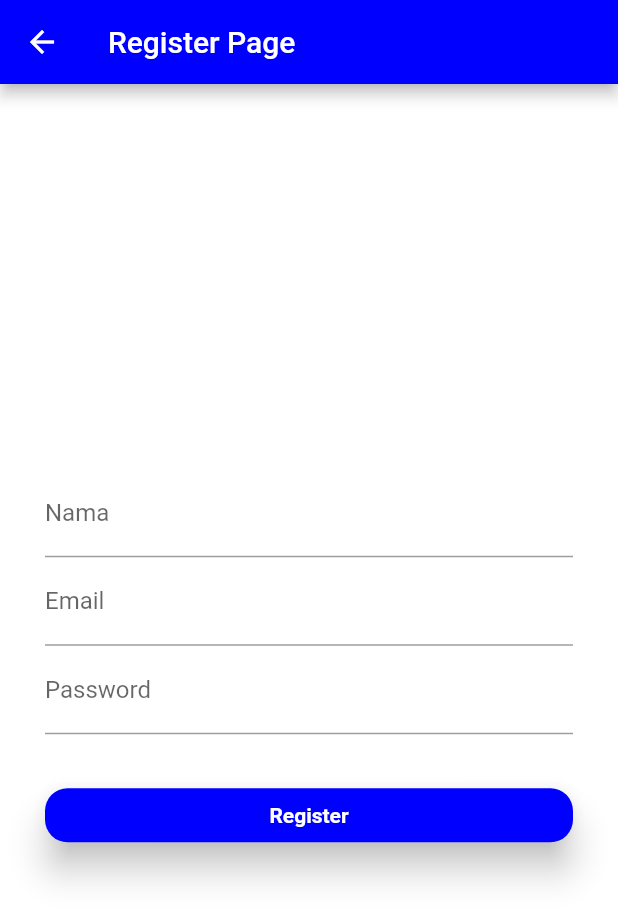
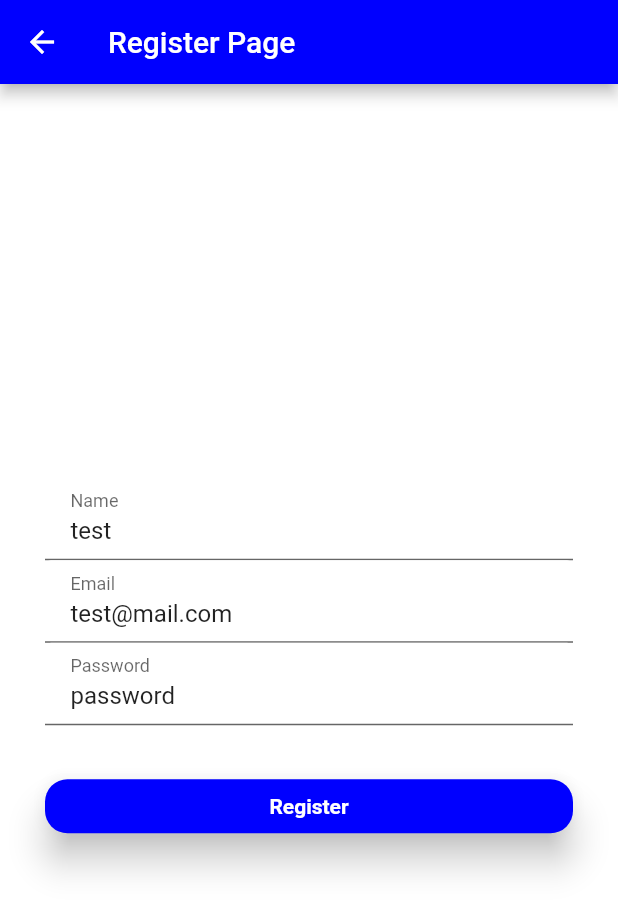
Before and after one commit to rakabgs27/Flutter-App-List, a Flutter app: the Register screen opened directly, after a tap on "Register", on a phone screen of 412 x 824 dp. Shown: the top 921 px of the screen. Run offline on Flutter 3.47's test engine with Material 2 defaults, Android fonts, the phone set to English and light mode, and no system bars; our stand-ins replace shared_preferences; accounts and stored records are empty; network calls fail; Roboto replaces fonts that are missing (Nunito).

Commit message:
Backend Register

```diff
--- a/lib/api/network.dart
+++ b/lib/api/network.dart
@@ -28,6 +28,23 @@ class Network {
     return response;
   }
 
+  Future<Response> register(String name, String email, String password, String deviceId) async {
+  final url = Uri.parse(_baseUrl + 'auth/register');
+  final body = {
+    'name' : name,
+    'email' : email,
+    'password' : password,
+    'password_confirmation' : password,
+    'device_name' : deviceId,
+  };
+  final headers = {
+    'Accept': 'application/json',
+  };
+
+  final response = await post(url, body: body, headers: headers);
+  return response;
+ }
+
   _save(String key, String data) async {
     final prefs = await SharedPreferences.getInstance();
     //const key = 'token';
--- a/lib/screens/homePage/home.dart
+++ b/lib/screens/homePage/home.dart
@@ -15,6 +15,7 @@ class _Home extends State<Home> {
         appBar: AppBar(
           title: const Text("Home Page"),
           backgroundColor: const Color(0xFF0000ff),
+          automaticallyImplyLeading: false,
         ),
         body: Container(
          child: Text("Masuk"),
--- a/lib/screens/landingPage/login.dart
+++ b/lib/screens/landingPage/login.dart
@@ -104,6 +104,7 @@ class _Login extends State<Login> {
         appBar: AppBar(
           title: const Text("Login Page"),
           backgroundColor: const Color(0xFF0000ff),
+          automaticallyImplyLeading: false,
         ),
         body: Container(
           padding: const EdgeInsets.all(30),
--- a/lib/screens/landingPage/register.dart
+++ b/lib/screens/landingPage/register.dart
@@ -1,4 +1,5 @@
 import 'package:flutter/material.dart';
+import 'package:flutter_tugas_besar/api/network.dart';
 
 class Register extends StatefulWidget {
   const Register({super.key});
@@ -7,6 +8,21 @@ class Register extends StatefulWidget {
 }
 
 class _Register extends State<Register> {
+  doRegister() async {
+    final name = txtName.text;
+    final email = txtEmail.text;
+    final password = txtPassword.text;
+    const deviceId = "12345";
+    final response = await Network().register(name, email, password, deviceId);
+    print(response.body);
+    Navigator.pushNamed(context, "/");
+  }
+
+  final TextEditingController txtName = TextEditingController(text: 'test');
+  final TextEditingController txtEmail =
+      TextEditingController(text: 'test@mail.com');
+  final TextEditingController txtPassword =
+      TextEditingController(text: 'password');
   @override
   Widget build(BuildContext context) {
     return Scaffold(
@@ -23,14 +39,32 @@ class _Register extends State<Register> {
             mainAxisAlignment: MainAxisAlignment.center,
             children: <Widget>[
               TextFormField(
-                decoration: const InputDecoration(labelText: 'Nama'),
-              ),
+                  controller: txtName,
+                  decoration: const InputDecoration(
+                    contentPadding:
+                        EdgeInsets.symmetric(vertical: 10, horizontal: 17),
+                    filled: true,
+                    fillColor: Colors.white,
+                    labelText: 'Name',
+                  )),
               TextFormField(
-                decoration: const InputDecoration(labelText: 'Email'),
-              ),
+                  controller: txtEmail,
+                  decoration: const InputDecoration(
+                    contentPadding:
+                        EdgeInsets.symmetric(vertical: 10, horizontal: 17),
+                    filled: true,
+                    fillColor: Colors.white,
+                    labelText: 'Email',
+                  )),
               TextFormField(
-                decoration: const InputDecoration(labelText: 'Password'),
-              ),
+                  controller: txtPassword,
+                  decoration: const InputDecoration(
+                    contentPadding:
+                        EdgeInsets.symmetric(vertical: 10, horizontal: 17),
+                    filled: true,
+                    fillColor: Colors.white,
+                    labelText: 'Password',
+                  )),
               const SizedBox(height: 30),
               SizedBox(
                 width: double.infinity,
@@ -42,7 +76,9 @@ class _Register extends State<Register> {
                           //to set border radius to button
                           borderRadius: BorderRadius.circular(15)),
                     ),
-                          onPressed: () {},
+                    onPressed: () {
+                      doRegister();
+                    },
                     child: const Text("Register",
                         style: TextStyle(
                           fontFamily: 'Nunito',
```
Lines whose indentation alone changed are shown as unchanged.
